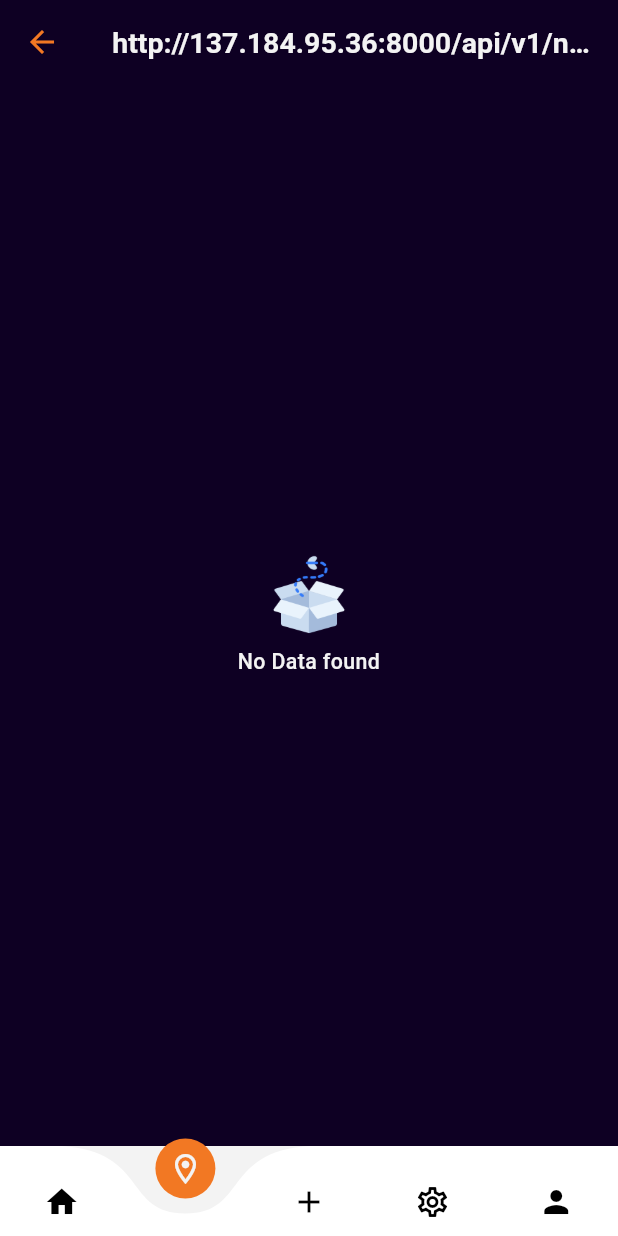
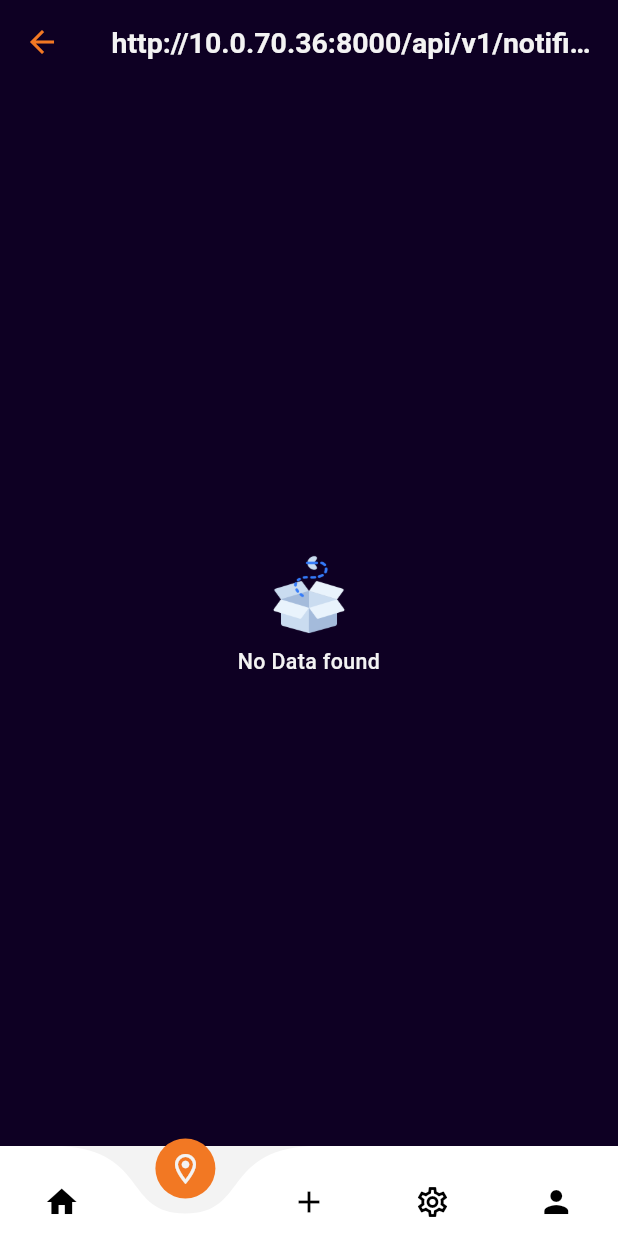
Before and after one commit to bdCalling-Sdt-hub/paintpal, a Flutter app: the NotificationScreen screen opened by its route, on a phone screen of 412 x 824 dp. Run offline on Flutter 3.47's test engine with Material 3 defaults, Android fonts, the light colour scheme and no system bars; drawn by our look-alikes of curved_navigation_bar; our stand-ins replace cached_network_image, carousel_slider, device_info_plus, dotted_border, flutter_html, flutter_screenutil and 15 more; missing offline and left inert: barcode_scan2, image_gallery_saver_plus, tutorial_coach_mark; accounts and stored records are empty.

Commit message:
improve code

```diff
--- a/lib/utils/app_url.dart
+++ b/lib/utils/app_url.dart
@@ -2,7 +2,7 @@ class AppUrls {
   // static const baseUrl = "https://8xcghwgx.inc1.devtunnels.ms:8000/api/v1";
   // static const imageUrl = "https://8xcghwgx.inc1.devtunnels.ms:8000/";
 
-  static const baseUrl = "http://137.184.95.36:8000/api/v1";
+  static const baseUrl = "http://10.0.70.36:8000/api/v1";
   static const imageUrl = "http://137.184.95.36:8000";
 
   static const signUp = "$baseUrl/users/signup";
```
